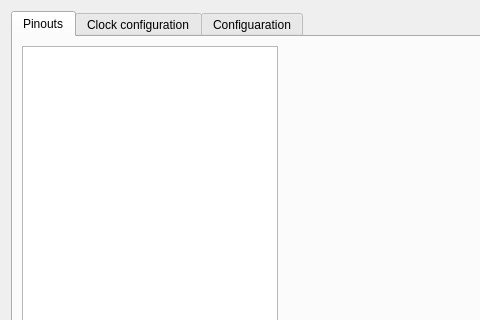
The window that mcuconfiguration.ui (Anton9kin/Milandr_v3) describes before a commit, drawn with Qt 5; both pictures show x 0 to 480 and y 0 to 320 of the 1000 by 600 pixel window.
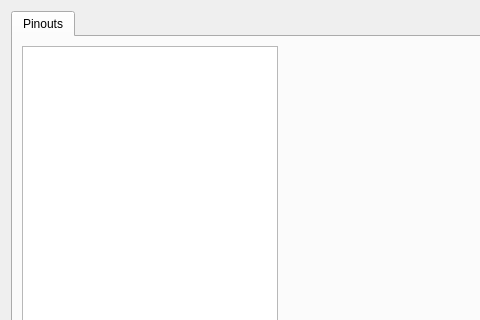
The same window after the commit.

Commit message: Pin class is added CustomView is added Debug Widget shows adding pins

Diff of the .ui file:
```diff
--- a/mcuconfiguration.ui
+++ b/mcuconfiguration.ui
@@ -57,16 +57,6 @@
        </item>
       </layout>
      </widget>
-     <widget class="QWidget" name="tab_Clock">
-      <attribute name="title">
-       <string>Clock configuration</string>
-      </attribute>
-     </widget>
-     <widget class="QWidget" name="tab_Configuration">
-      <attribute name="title">
-       <string>Configuaration</string>
-      </attribute>
-     </widget>
     </widget>
    </item>
   </layout>
```
The commit also changes 11 other files.
